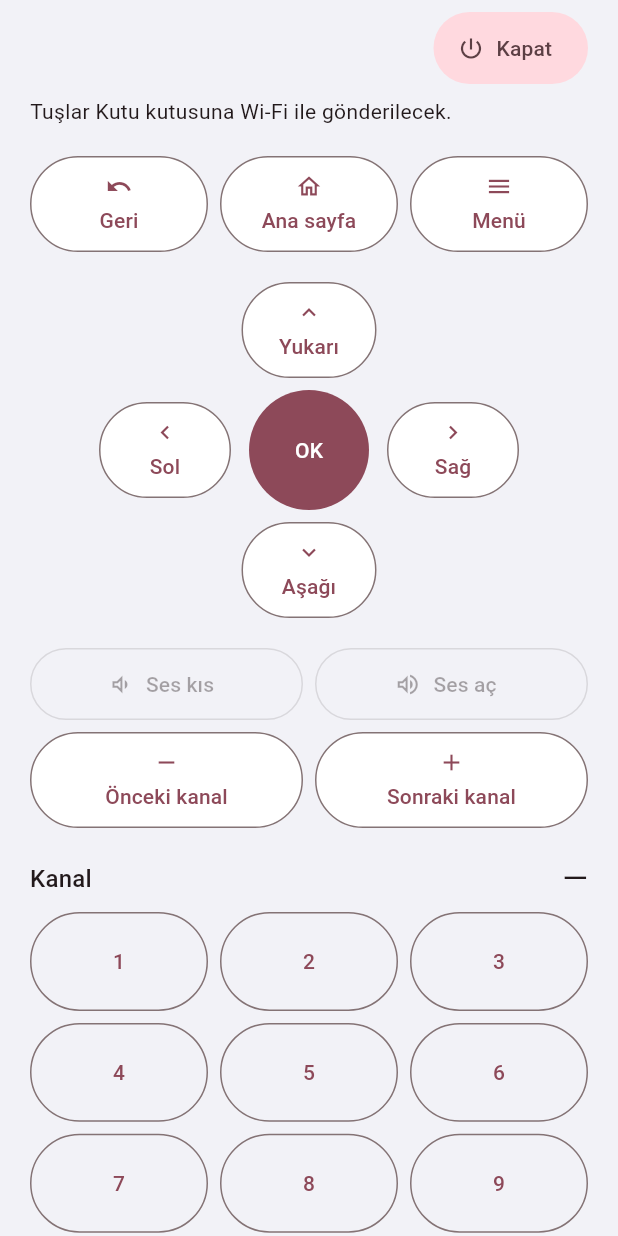
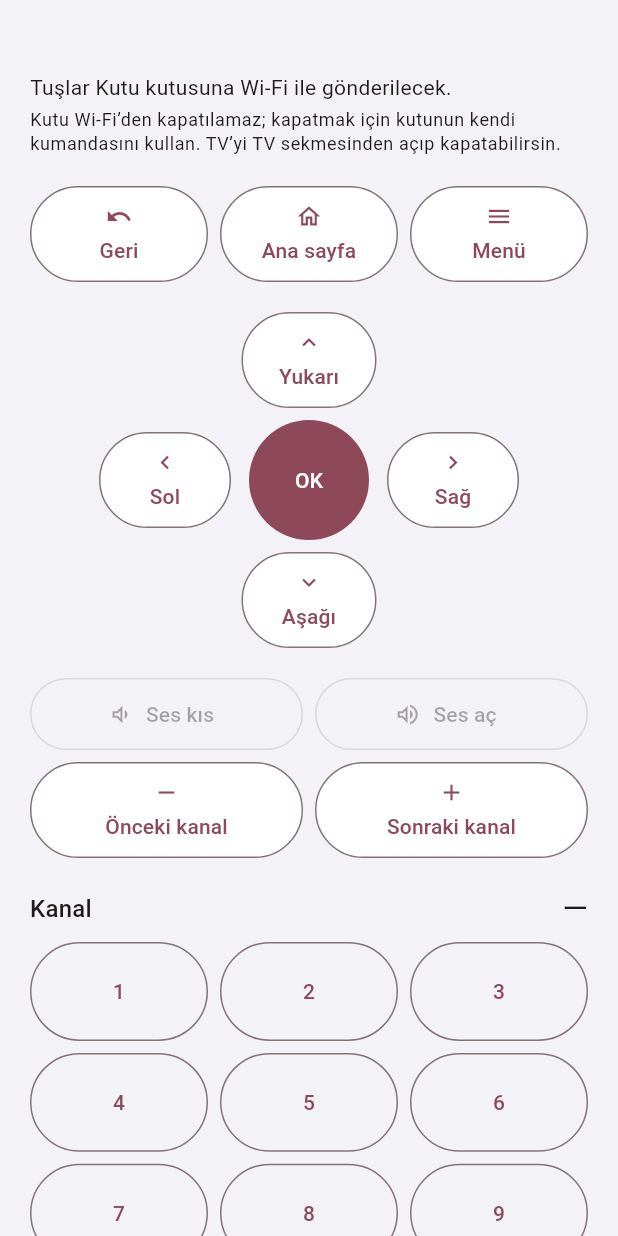
Before and after one commit to ertugrulerzin/LGKumanda, a Flutter app: the BoxRemotePage widget shown alone on an empty page, opened directly with empty values, on a phone screen of 412 x 824 dp. Run offline on Flutter 3.47's test engine with Material 3 defaults, Android fonts, the phone set to English and light mode, and no system bars; our stand-ins replace flutter_secure_storage, material_ui, package_info_plus, shared_preferences; missing offline and left inert: flutter_inappwebview, pointycastle; accounts and stored records are empty; statements that could not run were skipped.

Commit message:
fix: recover box control after another remote takes the session
An Android TV box keeps one remote session. When another device
connects it drops ours without the phone noticing, and keys went into
a dead socket. Track the box's pings; after 12 s of silence reconnect
on the next key. Tivibu ignores POWER, SLEEP and long-press POWER over
Wi-Fi, so the box tab's power key is replaced by a note. Flutter
build 32.

Co-Authored-By: Claude Opus 5.5 <noreply@anthropic.com>

```diff
--- a/cross_platform/lib/ui/box_remote.dart
+++ b/cross_platform/lib/ui/box_remote.dart
@@ -5,7 +5,6 @@ import 'package:flutter/services.dart';
 
 import '../core/android_tv/box_client.dart';
 import '../core/tv_client.dart';
-import 'devices.dart';
 import 'remote.dart';
 
 class BoxRemotePage extends StatefulWidget {
@@ -96,11 +95,15 @@ class _BoxRemotePageState extends State<BoxRemotePage> {
                       style: Theme.of(context).textTheme.headlineSmall,
                     ),
                   ),
-                  BoxPowerButton(box: widget.box, saved: widget.saved),
                 ],
               ),
               const SizedBox(height: 8),
               Text(widget.box.status),
+              const SizedBox(height: 4),
+              Text(
+                'Kutu Wi-Fi’den kapatılamaz; kapatmak için kutunun kendi kumandasını kullan. TV’yi TV sekmesinden açıp kapatabilirsin.',
+                style: Theme.of(context).textTheme.bodySmall,
+              ),
               const SizedBox(height: 20),
               Row(
                 children: [
@@ -371,60 +374,3 @@ class _BoxRemotePageState extends State<BoxRemotePage> {
     await widget.client.run(() => widget.box.sendChannel(channel.text));
   }
 }
-
-/// Power key on a box tab: turns this box (not the TV) off and on.
-class BoxPowerButton extends StatefulWidget {
-  const BoxPowerButton({super.key, required this.box, required this.saved});
-  final BoxClient box;
-  final SavedBox saved;
-  @override
-  State<BoxPowerButton> createState() => _BoxPowerButtonState();
-}
-
-class _BoxPowerButtonState extends State<BoxPowerButton> {
-  bool busy = false;
-  @override
-  Widget build(BuildContext context) => ListenableBuilder(
-    listenable: widget.box,
-    builder: (context, _) {
-      final on = widget.box.isOn != false;
-      return FilledButton.tonalIcon(
-        key: const ValueKey('boxPower'),
-        onPressed: busy || !widget.saved.enabled
-            ? null
-            : () async {
-                widget.box.select(widget.saved.id);
-                if (on &&
-                    !await confirm(
-                      context,
-                      'Kutu kapatılsın mı?',
-                      'Kutu derin uykuya geçerse Wi-Fi’den yeniden açılamayabilir; o zaman kutunun kendi kumandasını kullan.',
-                    )) {
-                  return;
-                }
-                setState(() => busy = true);
-                final ok = await widget.box.setPower(!on);
-                if (!mounted) return;
-                setState(() => busy = false);
-                if (!ok && context.mounted) {
-                  ScaffoldMessenger.of(context).showSnackBar(
-                    const SnackBar(
-                      content: Text(
-                        'Kutuya Wi-Fi’den ulaşılamadı. Kutu derin uykudaysa kendi kumandasıyla aç.',
-                      ),
-                    ),
-                  );
-                }
-              },
-        icon: busy
-            ? const SizedBox(
-                width: 18,
-                height: 18,
-                child: CircularProgressIndicator(strokeWidth: 2),
-              )
-            : const Icon(Icons.power_settings_new),
-        label: Text(busy ? 'Bekle…' : (on ? 'Kapat' : 'Aç')),
-      );
-    },
-  );
-}
--- a/cross_platform/pubspec.yaml
+++ b/cross_platform/pubspec.yaml
@@ -1,7 +1,7 @@
 name: lg_kumanda
 description: LG webOS televizyonlar için Mac, Windows ve Android kumandası.
 publish_to: none
-version: 1.0.0+31
+version: 1.0.0+32
 environment:
   sdk: ^3.14.0
 dependencies:
```
Also changed, not shown: cross_platform/lib/core/android_tv/box_client.dart (+14 -17 lines), 1 other file.
